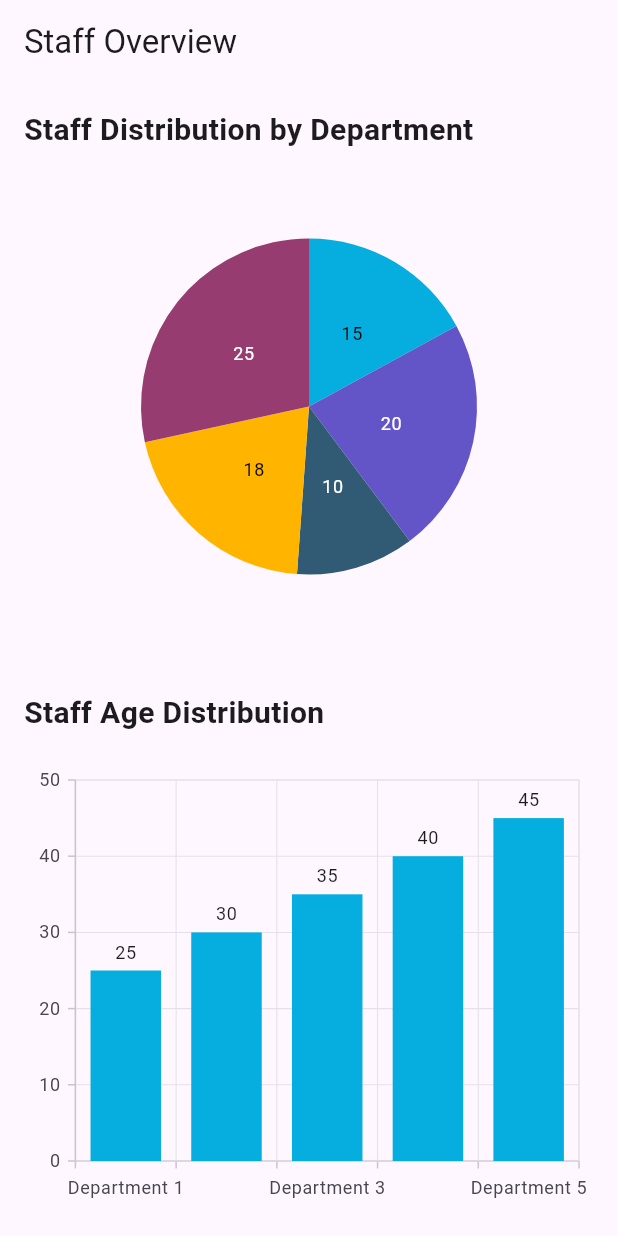
After one commit to GreatGrant/RULE-BASED-EXPERT-SYSTEM-FOR-MALARIA-DIAGNOSIS, a Flutter app: the StaffOverviewScreen screen opened by its route, on a phone screen of 412 x 824 dp. The commit adds this screen. Run offline on Flutter 3.47's test engine with Material 3 defaults, Android fonts, the phone set to English and light mode, and no system bars; our stand-ins replace cloud_firestore, device_info_plus, equatable, firebase_auth, firebase_core, flutter_svg and 3 more; accounts and stored records are empty; generated files the repository leaves out were written again.

Commit message:
create patient and staff overview page

```diff
--- a/lib/navigation/go_router.dart
+++ b/lib/navigation/go_router.dart
@@ -5,6 +5,8 @@ import '../main.dart';
 import '../screens/edit_staff_details.dart';
 import '../screens/manage_patients.dart';
 import '../screens/manage_staff.dart';
+import '../screens/patients_overview_screen.dart';
+import '../screens/staff_overview_screen.dart';
 
 final router = GoRouter(
   routes: [
@@ -43,5 +45,15 @@ final router = GoRouter(
         return EditStaffDetailsPage(staffId: staffId,  name: name, email: email,);
       },
     ),
+    GoRoute(
+      path: '/staff_overview',
+      name: 'staff_overview',
+      builder: (context, state) => const StaffOverviewScreen(),
+    ),
+    GoRoute(
+      path: '/patients_overview',
+      name: 'patients_overview',
+      builder: (context, state) => const PatientsOverviewScreen(),
+    ),
   ],
 );
--- /dev/null
+++ b/lib/screens/staff_overview_screen.dart
@@ -0,0 +1,99 @@
+import 'package:flutter/material.dart';
+import 'package:syncfusion_flutter_charts/charts.dart';
+
+class StaffOverviewScreen extends StatefulWidget {
+  const StaffOverviewScreen({Key? key}) : super(key: key);
+
+  @override
+  _StaffOverviewScreenState createState() => _StaffOverviewScreenState();
+}
+
+class _StaffOverviewScreenState extends State<StaffOverviewScreen> {
+  @override
+  Widget build(BuildContext context) {
+    return Scaffold(
+      appBar: AppBar(
+        title: Text('Staff Overview'),
+      ),
+      body: SingleChildScrollView(
+        padding: EdgeInsets.all(16.0),
+        child: Column(
+          crossAxisAlignment: CrossAxisAlignment.start,
+          children: [
+            Text(
+              'Staff Distribution by Department',
+              style: TextStyle(
+                fontSize: 20,
+                fontWeight: FontWeight.bold,
+              ),
+            ),
+            SizedBox(height: 20),
+            _buildPieChart(),
+            SizedBox(height: 40),
+            Text(
+              'Staff Age Distribution',
+              style: TextStyle(
+                fontSize: 20,
+                fontWeight: FontWeight.bold,
+              ),
+            ),
+            SizedBox(height: 20),
+            _buildColumnChart(),
+          ],
+        ),
+      ),
+    );
+  }
+
+  Widget _buildPieChart() {
+    return Container(
+      height: 300,
+      child: SfCircularChart(
+        series: <PieSeries<StaffData, String>>[
+          PieSeries<StaffData, String>(
+            dataSource: _getStaffData(),
+            xValueMapper: (StaffData staff, _) => staff.department,
+            yValueMapper: (StaffData staff, _) => staff.count,
+            dataLabelSettings: DataLabelSettings(isVisible: true),
+          ),
+        ],
+      ),
+    );
+  }
+
+  Widget _buildColumnChart() {
+    return Container(
+      height: 300,
+      child: SfCartesianChart(
+        primaryXAxis: CategoryAxis(),
+        series: <ColumnSeries<StaffData, String>>[
+          ColumnSeries<StaffData, String>(
+            dataSource: _getStaffData(),
+            xValueMapper: (StaffData staff, _) => staff.department,
+            yValueMapper: (StaffData staff, _) => staff.age,
+            dataLabelSettings: DataLabelSettings(isVisible: true),
+          ),
+        ],
+      ),
+    );
+  }
+
+  List<StaffData> _getStaffData() {
+    // Dummy data, replace with actual staff data
+    return [
+      StaffData('Department 1', 15, 25),
+      StaffData('Department 2', 20, 30),
+      StaffData('Department 3', 10, 35),
+      StaffData('Department 4', 18, 40),
+      StaffData('Department 5', 25, 45),
+    ];
+  }
+}
+
+class StaffData {
+  final String department;
+  final int count;
+  final int age;
+
+  StaffData(this.department, this.count, this.age);
+}
--- a/lib/widgets/event_card.dart
+++ b/lib/widgets/event_card.dart
@@ -14,10 +14,14 @@ class UserEventCard extends StatelessWidget {
     return InkWell(
       onTap: () {
         final router = GoRouter.of(context);
-        if (event.title.contains("Staff")) {
+        if (event.title.contains("Manage Staff")) {
           router.push('/manage_staff');
-        } else {
+        } else if (event.title.contains("Manage Patient")) {
           router.push('/manage_patients');
+        }else if (event.title.contains("Staff Overview")) {
+          router.push('/staff_overview');
+        }else if (event.title.contains("Patients Overview")) {
+          router.push('/patients_overview');
         }
       },
       child: Container(
```
Also changed, not shown: lib/models/user_info.dart (+2 -46 lines), lib/screens/patients_overview_screen.dart (added, +96 -0 lines), lib/widgets/comment_tab.dart (deleted, +0 -31 lines), lib/widgets/guest_list_tab.dart (deleted, +0 -36 lines).
